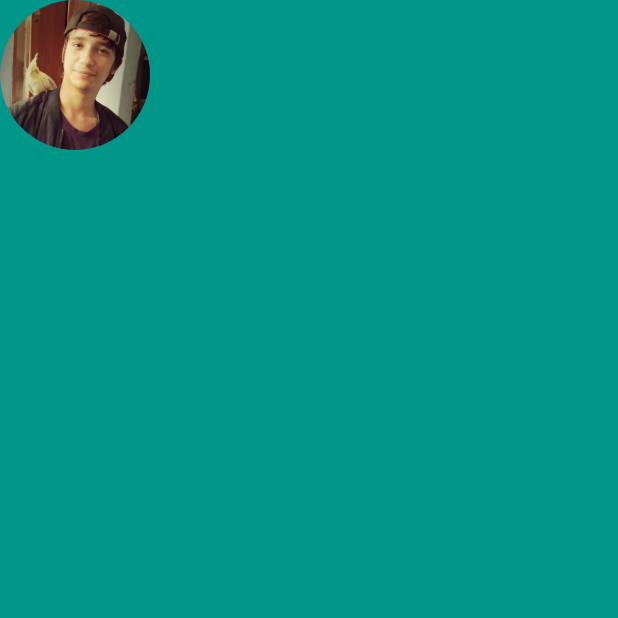
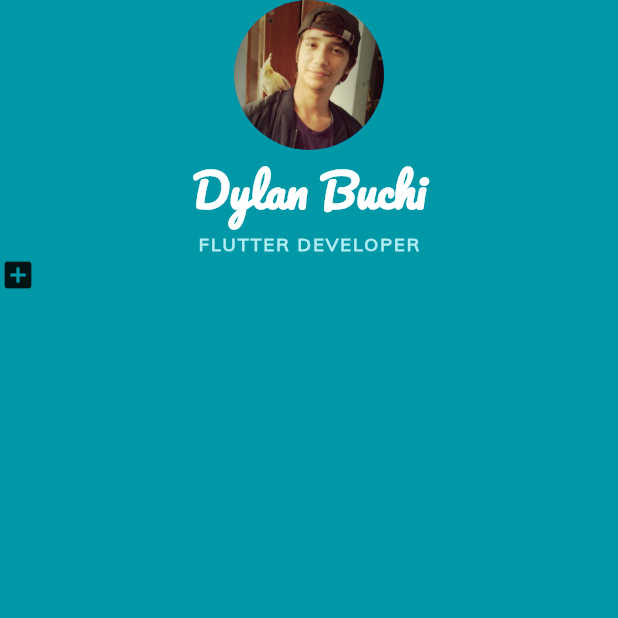
Before and after one commit to Dylanbuchi/MyFlutterCardAp, a Flutter app: the screen it shows after launch, on a phone screen of 412 x 824 dp, the top half of it. Run offline on Flutter 3.47's test engine with Material 2 defaults, Android fonts, the phone set to English and light mode, and no system bars.

Commit message:
2nd commit

```diff
--- a/lib/main.dart
+++ b/lib/main.dart
@@ -9,14 +9,39 @@ class MyApp extends StatelessWidget {
   Widget build(BuildContext context) {
     return MaterialApp(
       home: Scaffold(
-        backgroundColor: Colors.teal,
+        backgroundColor: Colors.cyan[700],
         body: SafeArea(
             child: Column(
           children: <Widget>[
             CircleAvatar(
               backgroundImage: AssetImage('images/dylan.jpg'),
               radius: 50,
-            )
+            ),
+            Text(
+              'Dylan Buchi',
+              style: TextStyle(
+                fontFamily: 'Pacifico',
+                color: Colors.white,
+                fontSize: 30.0,
+                fontWeight: FontWeight.bold,
+              ),
+            ),
+            Text(
+              'FLUTTER DEVELOPER',
+              style: TextStyle(
+                fontFamily: 'Muli',
+                color: Colors.cyan[100],
+                fontSize: 12,
+                fontWeight: FontWeight.bold,
+                letterSpacing: 1.4,
+                height: 1.5,
+              ),
+            ),
+            Container(
+              child: Row(
+                children: <Widget>[Icon(Icons.add_box)],
+              ),
+            ),
           ],
         )),
       ),
```
Also changed, not shown: pubspec.yaml (+9 -40 lines), fonts/Muli-Regular.ttf (added), fonts/Pacifico-Regular.ttf (added).
